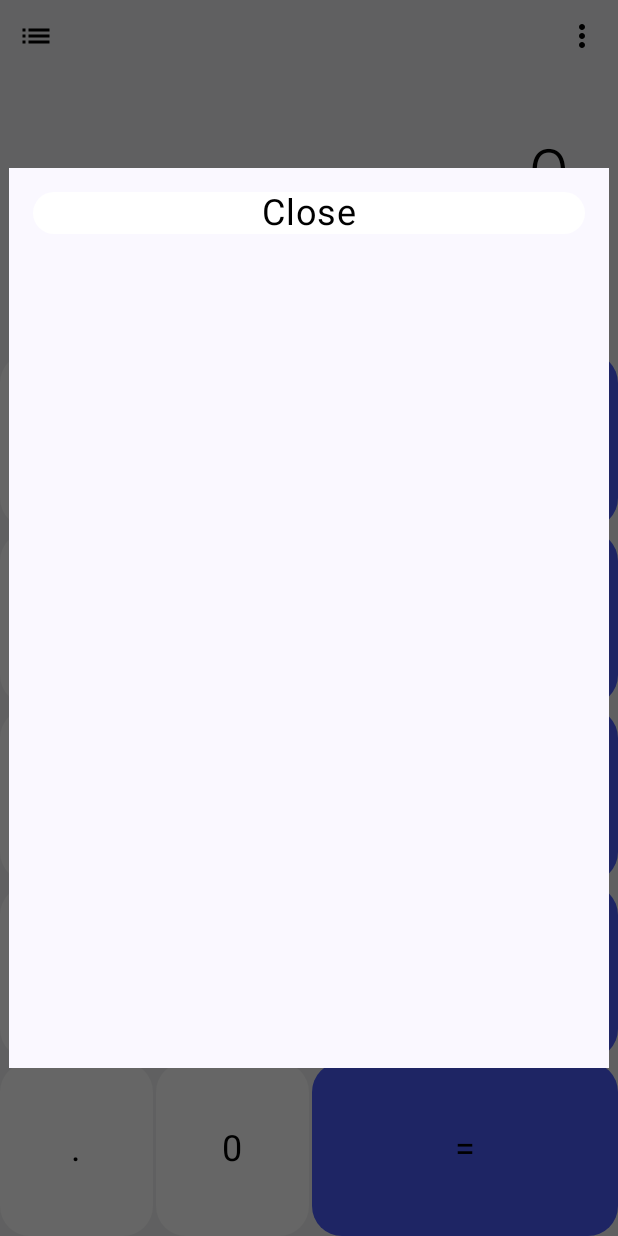
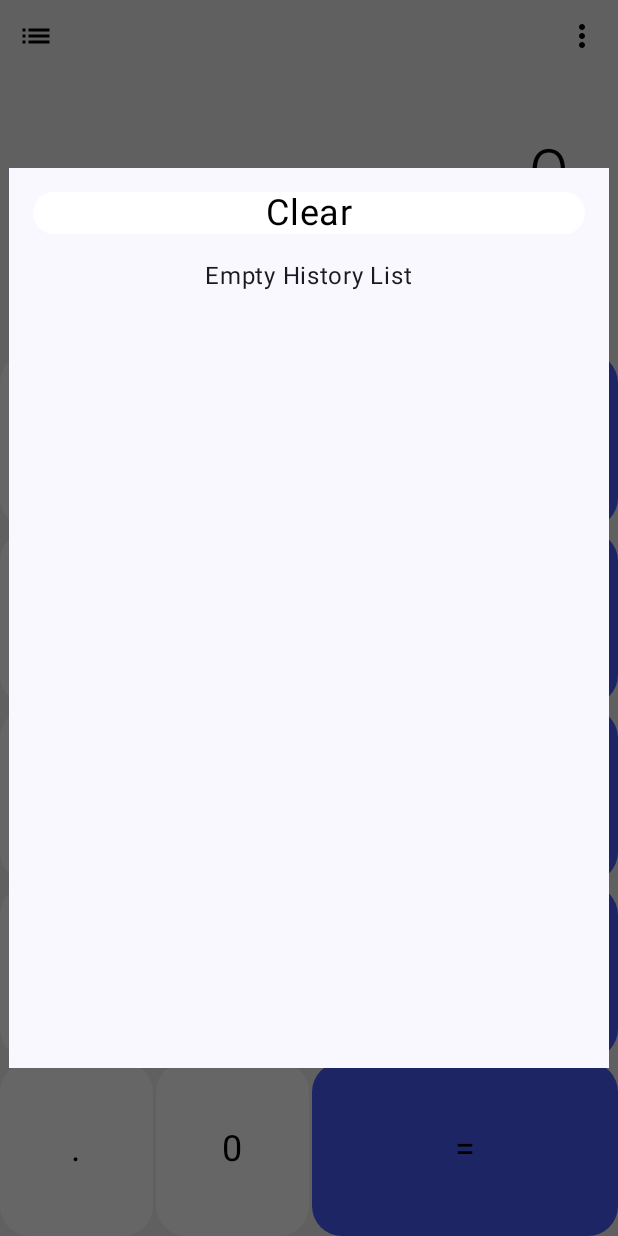
Before and after one commit to andrw04/mobile-development, an Android app built with Jetpack Compose: the screen it shows after launch (MainActivity), after a tap on "Show menu", on a phone screen of 412 x 824 dp. Run offline under Robolectric (Android 15) with nearby library versions, the phone set to English and light mode, and no system bars; our stand-ins replace Firebase (no records; nobody signed in at launch, a user with empty details on screens opened directly).

Commit message:
added clear history feature

```diff
--- a/app/src/main/java/com/example/calculator/domain/utilities/FirebaseManager.kt
+++ b/app/src/main/java/com/example/calculator/domain/utilities/FirebaseManager.kt
@@ -52,9 +52,9 @@ class FirebaseManager {
         suspend fun fetchHistory(): List<String> {
             return withContext(Dispatchers.IO) {
                 val db = Firebase.firestore
-                val records = mutableListOf<String>()
 
                 try {
+                    val records = mutableListOf<HistoryRecord>()
                     val result = db.collection("history").get().await()
                     for (record in result) {
                         val historyRecord = HistoryRecord(
@@ -62,12 +62,30 @@ class FirebaseManager {
                             result = record.data["result"] as String,
                             timestamp = record.data["timestamp"] as Timestamp
                         )
-                        records.add("${historyRecord.expression} = ${historyRecord.result}")
+                        records.add(historyRecord)
                     }
-                    records
+
+                    records.sortByDescending { record -> record.timestamp }
+
+                    val stringRecords = mutableListOf<String>()
+
+                    for (record in records) {
+                        stringRecords.add("${record.expression} = ${record.result}")
+                    }
+
+                    stringRecords
                 } catch (exception: Exception) {
                     Log.d(ContentValues.TAG, "Error getting documents", exception)
                     emptyList()
+                }
+            }
+        }
+
+        fun clearHistory() {
+            val db = Firebase.firestore
+            db.collection("history").get().addOnSuccessListener { result ->
+                for (document in result) {
+                    document.reference.delete()
                 }
             }
         }
--- a/app/src/main/java/com/example/calculator/ui/components/ExpandableList.kt
+++ b/app/src/main/java/com/example/calculator/ui/components/ExpandableList.kt
@@ -1,5 +1,6 @@
 package com.example.calculator.ui.components
 
+import android.graphics.Paint.Align
 import androidx.compose.foundation.layout.Box
 import androidx.compose.foundation.layout.Column
 import androidx.compose.foundation.layout.PaddingValues
@@ -59,12 +60,22 @@ fun ExpandableList(
                     Column(
                         modifier = Modifier.verticalScroll(rememberScrollState())
                     ) {
-                        Button(text = "Close", onClick = { showDialog = false}, modifier = Modifier
+                        Button(
+                            text = "Clear",
+                            onClick = {
+                                showDialog = false
+                                FirebaseManager.clearHistory()
+                                      },
+                            modifier = Modifier
                             .align(Alignment.End)
                             .padding(16.dp))
 
-                        for (record in historyRecords) {
-                            Text(text = record, modifier = Modifier.padding(horizontal = 16.dp, vertical = 4.dp))
+                        if (historyRecords.isEmpty()) {
+                            Text(text = "Empty History List", modifier = Modifier.align(Alignment.CenterHorizontally))
+                        } else {
+                            for (record in historyRecords) {
+                                Text(text = record, modifier = Modifier.padding(horizontal = 16.dp, vertical = 4.dp))
+                            }
                         }
                     }
                 }
```
